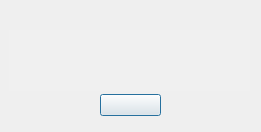
This is Thesaurus/message_window.ui in Euclidis/Thesaurus as Qt 5 draws it before an edit. The edited form follows.
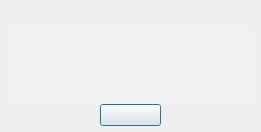
This is the edited form.

Patch:
```diff
--- a/Thesaurus/message_window.ui
+++ b/Thesaurus/message_window.ui
@@ -19,7 +19,7 @@
      <x>9</x>
      <y>30</y>
      <width>241</width>
-     <height>61</height>
+     <height>71</height>
     </rect>
    </property>
    <layout class="QVBoxLayout" name="verticalLayout">
@@ -79,7 +79,7 @@
    <property name="geometry">
     <rect>
      <x>100</x>
-     <y>90</y>
+     <y>100</y>
      <width>61</width>
      <height>31</height>
     </rect>
```
